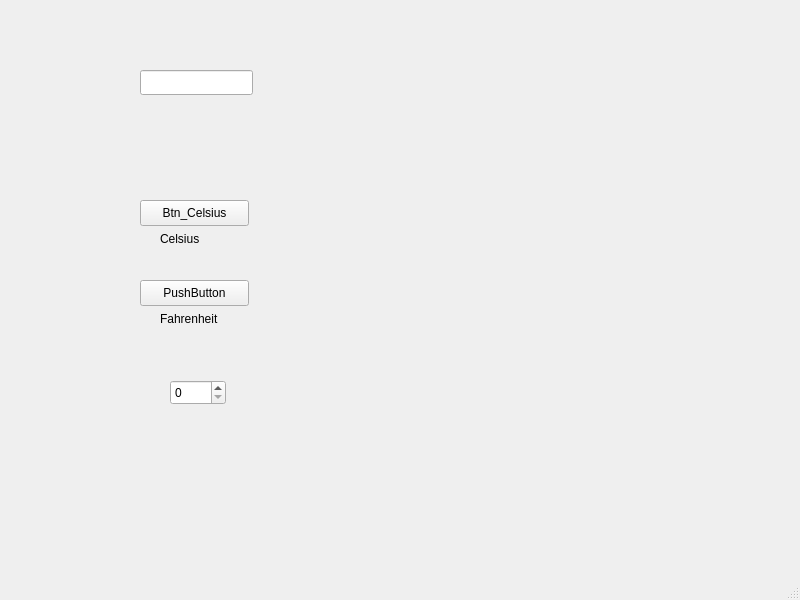
tobiz/OGN-Flight-Logger_V2, file flogger.ui: the form before one commit.
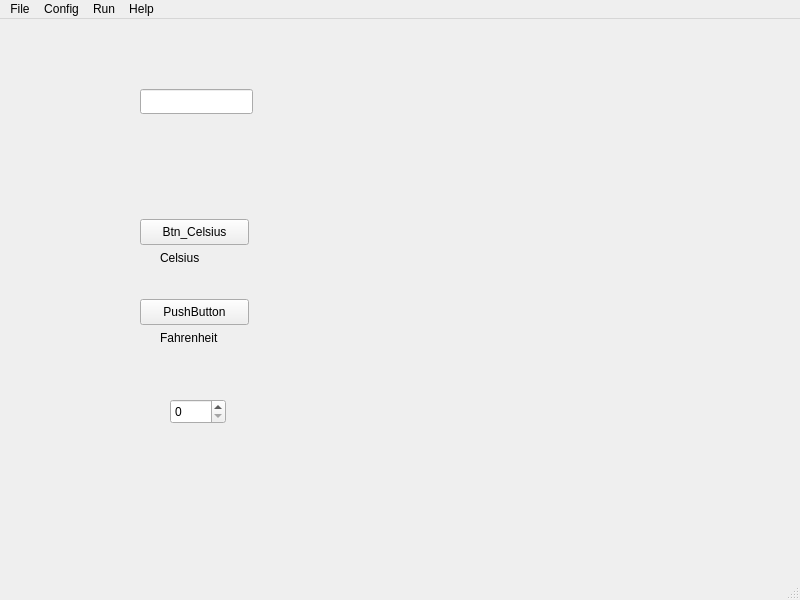
The form after the commit.

Commit message: Initial experiments with PyQT gui

```diff
--- a/flogger.ui
+++ b/flogger.ui
@@ -96,6 +96,40 @@
      <height>23</height>
     </rect>
    </property>
+   <widget class="QMenu" name="menuFile">
+    <property name="title">
+     <string>File</string>
+    </property>
+    <addaction name="actionOpen"/>
+    <addaction name="actionQuit"/>
+   </widget>
+   <widget class="QMenu" name="menuConfig">
+    <property name="title">
+     <string>Config</string>
+    </property>
+    <addaction name="actionNew"/>
+    <addaction name="actionEdit"/>
+    <addaction name="actionImport"/>
+    <addaction name="actionExport"/>
+   </widget>
+   <widget class="QMenu" name="menuHelp">
+    <property name="title">
+     <string>Help</string>
+    </property>
+    <addaction name="actionHelp_2"/>
+    <addaction name="actionAbout"/>
+   </widget>
+   <widget class="QMenu" name="menuRun">
+    <property name="title">
+     <string>Run</string>
+    </property>
+    <addaction name="actionStart"/>
+    <addaction name="actionStop"/>
+   </widget>
+   <addaction name="menuFile"/>
+   <addaction name="menuConfig"/>
+   <addaction name="menuRun"/>
+   <addaction name="menuHelp"/>
   </widget>
   <widget class="QStatusBar" name="statusbar"/>
  </widget>
```
Left out of the diff: 85 changed lines with no effect on the pictures. The commit also changes 1 other file.
